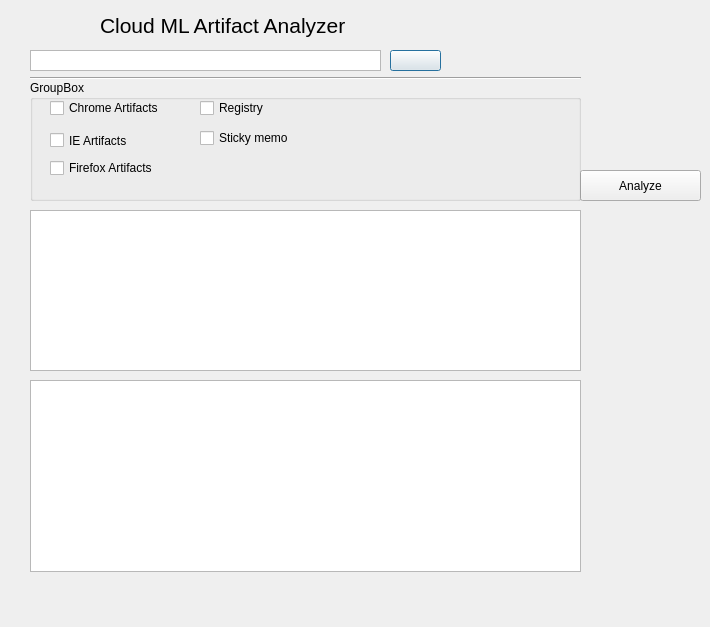
Above: MainWindow.ui from colfax0483/capstone_project before the change. Below: the same form after it.
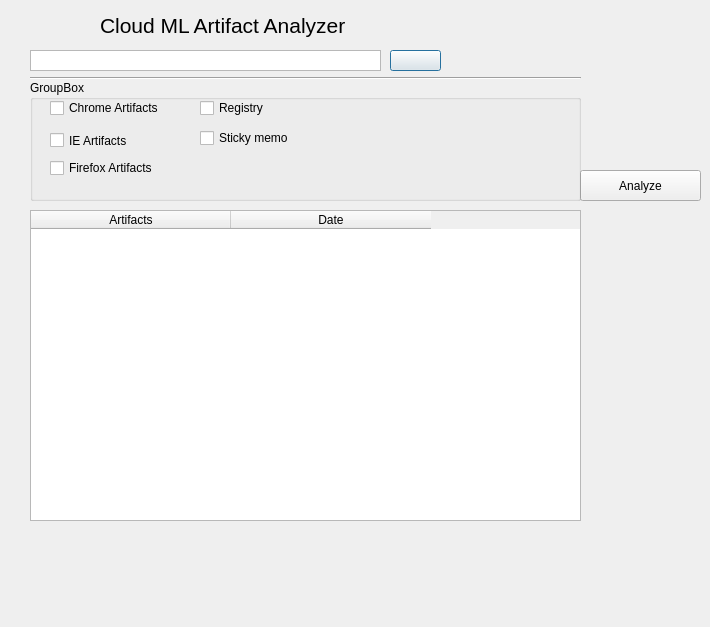
That is the form after the change. Icons and pictures are not drawn.

Commit message:
GUI 체크박스 동작
모든 체크박스 동작하도록 수정
헤더 꽉차게 나오고 제목 수정
분석버튼 두번 클릭했을 때 빈행 나오는 버그 수정
체크 항목 변경 후 분석 눌렀을 때 이전 결과 겹쳐나오는 버그 수정
addrow() 함수 추가

```diff
--- a/MainWindow.ui
+++ b/MainWindow.ui
@@ -27,17 +27,7 @@
    </property>
    <property name="icon">
     <iconset>
-     <normaloff>C:/Users/rharn/.designer/backup/rsrc/folder.png</normaloff>C:/Users/rharn/.designer/backup/rsrc/folder.png</iconset>
-   </property>
-  </widget>
-  <widget class="QListWidget" name="listWidget">
-   <property name="geometry">
-    <rect>
-     <x>30</x>
-     <y>210</y>
-     <width>551</width>
-     <height>161</height>
-    </rect>
+     <normaloff>rsrc/folder.png</normaloff>rsrc/folder.png</iconset>
    </property>
   </widget>
   <widget class="QPushButton" name="Btn_Analyze">
@@ -188,11 +178,30 @@
    <property name="geometry">
     <rect>
      <x>30</x>
-     <y>380</y>
+     <y>210</y>
      <width>551</width>
-     <height>192</height>
+     <height>311</height>
     </rect>
    </property>
+   <property name="sortingEnabled">
+    <bool>true</bool>
+   </property>
+   <attribute name="horizontalHeaderCascadingSectionResizes">
+    <bool>true</bool>
+   </attribute>
+   <attribute name="horizontalHeaderDefaultSectionSize">
+    <number>200</number>
+   </attribute>
+   <column>
+    <property name="text">
+     <string>Artifacts</string>
+    </property>
+   </column>
+   <column>
+    <property name="text">
+     <string>Date</string>
+    </property>
+   </column>
   </widget>
  </widget>
  <resources/>
```
The commit also changes 7 other files.
